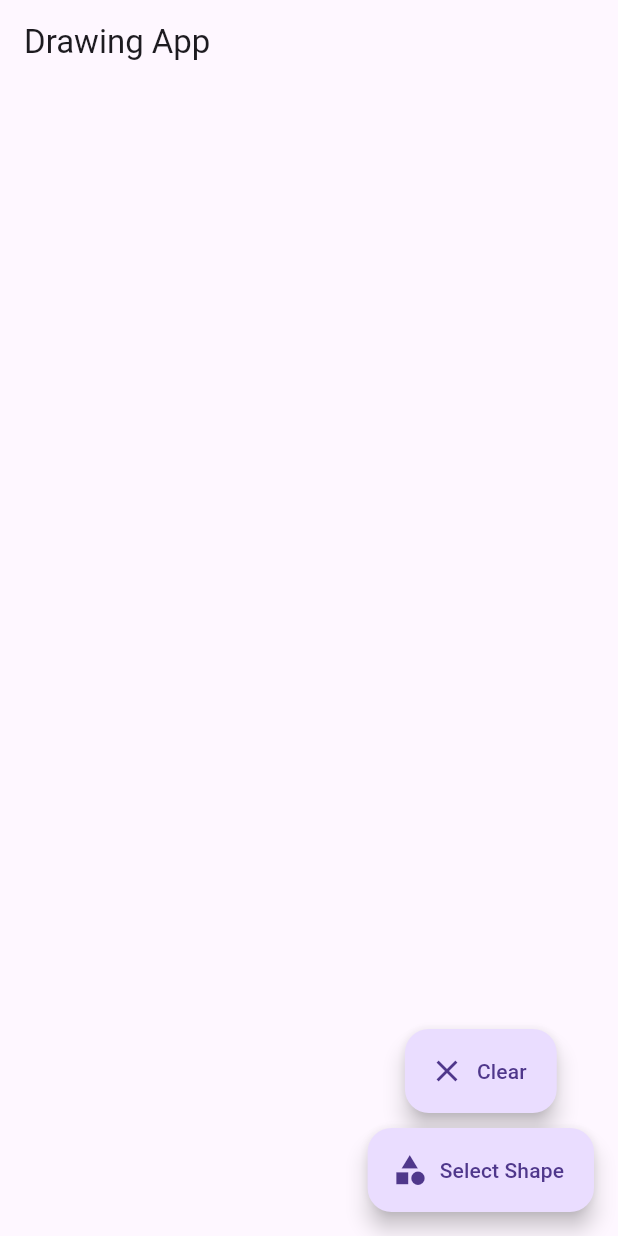
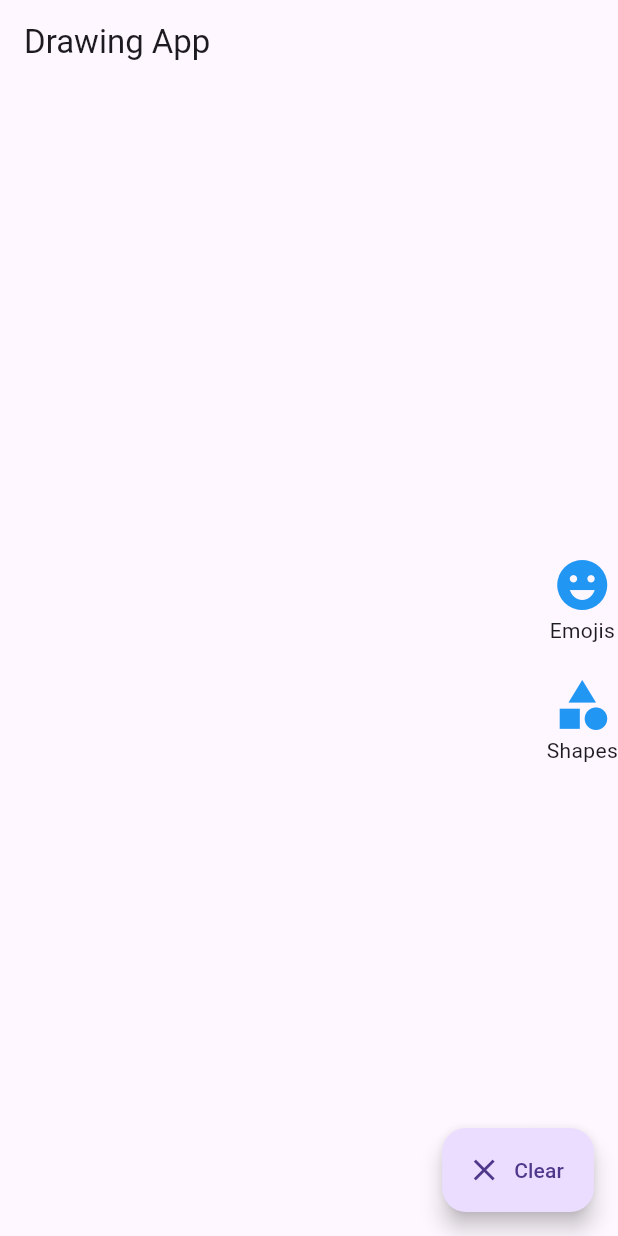
Before and after one commit to charan4112/drawing_app, a Flutter app: the screen it shows after launch, after a tap on "Clear", on a phone screen of 412 x 824 dp. Run offline on Flutter 3.47's test engine with Material 3 defaults, Android fonts, the phone set to English and light mode, and no system bars.

Commit message:
Step 3: Added Smile Emoji Drawing Functionality

```diff
--- a/lib/main.dart
+++ b/lib/main.dart
@@ -22,17 +22,34 @@ class DrawingApp extends StatefulWidget {
   _DrawingAppState createState() => _DrawingAppState();
 }
 
-enum Shape { line, circle, square, arc }
+enum Shape {
+  line,
+  circle,
+  square,
+  arc,
+  smileEmoji,
+  heartEmoji,
+  starEmoji,
+  sunEmoji,
+  partyEmoji,
+  winkEmoji
+}
 
 class _DrawingAppState extends State<DrawingApp> {
   List<Map<String, dynamic>> drawings = [];
   Shape selectedShape = Shape.line;
+  bool showEmojiPanel = false;
+  bool showShapePanel = false;
 
   @override
   Widget build(BuildContext context) {
     return Scaffold(
       appBar: AppBar(title: Text('Drawing App')),
-      body: GestureDetector(
+      body: Row(
+        children: [
+          // **Drawing Area**
+          Expanded(
+            child: GestureDetector(
               onPanUpdate: (details) {
                 setState(() {
                   RenderBox renderBox = context.findRenderObject() as RenderBox;
@@ -59,10 +76,36 @@ class _DrawingAppState extends State<DrawingApp> {
                 size: Size.infinite,
               ),
             ),
-      floatingActionButton: Column(
-        mainAxisAlignment: MainAxisAlignment.end,
+          ),
+
+          // **Right Side Panel for Emojis & Shapes**
+          Column(
+            mainAxisAlignment: MainAxisAlignment.center,
             children: [
-          FloatingActionButton.extended(
+              _buildHoverIcon(Icons.emoji_emotions, "Emojis", () {
+                setState(() {
+                  showEmojiPanel = !showEmojiPanel;
+                  showShapePanel = false;
+                });
+              }),
+              SizedBox(height: 20),
+              _buildHoverIcon(Icons.category, "Shapes", () {
+                setState(() {
+                  showShapePanel = !showShapePanel;
+                  showEmojiPanel = false;
+                });
+              }),
+            ],
+          ),
+
+          // **Emoji Selection Panel**
+          if (showEmojiPanel) _buildEmojiPanel(),
+
+          // **Shape Selection Panel**
+          if (showShapePanel) _buildShapePanel(),
+        ],
+      ),
+      floatingActionButton: FloatingActionButton.extended(
         onPressed: () {
           setState(() {
             drawings.clear();
@@ -71,52 +114,82 @@ class _DrawingAppState extends State<DrawingApp> {
         label: Text("Clear"),
         icon: Icon(Icons.clear),
       ),
-          SizedBox(height: 10),
-          FloatingActionButton.extended(
-            onPressed: () {
-              _showShapeSelectionDialog(context);
-            },
-            label: Text("Select Shape"),
-            icon: Icon(Icons.category),
+    );
+  }
+
+  // **Hoverable Button for Icons**
+  Widget _buildHoverIcon(IconData icon, String label, VoidCallback onTap) {
+    return MouseRegion(
+      onEnter: (_) => setState(() {}),
+      onExit: (_) => setState(() {}),
+      child: GestureDetector(
+        onTap: onTap,
+        child: Column(
+          children: [
+            Icon(icon, size: 40, color: Colors.blue),
+            Text(label, style: TextStyle(fontSize: 14)),
+          ],
         ),
+      ),
+    );
+  }
+
+  // **Emoji Selection Panel**
+  Widget _buildEmojiPanel() {
+    return Container(
+      width: 80,
+      color: Colors.white,
+      child: Column(
+        children: [
+          _buildEmojiOption(Shape.smileEmoji, "😊"),
+          _buildEmojiOption(Shape.heartEmoji, "❤️"),
+          _buildEmojiOption(Shape.starEmoji, "⭐"),
+          _buildEmojiOption(Shape.sunEmoji, "🌞"),
+          _buildEmojiOption(Shape.partyEmoji, "🎉"),
+          _buildEmojiOption(Shape.winkEmoji, "😉"),
         ],
       ),
     );
   }
 
-  void _showShapeSelectionDialog(BuildContext context) {
-    showDialog(
-      context: context,
-      builder: (context) {
-        return AlertDialog(
-          title: Text("Choose Shape"),
-          content: Column(
-            mainAxisSize: MainAxisSize.min,
+  // **Shape Selection Panel**
+  Widget _buildShapePanel() {
+    return Container(
+      width: 80,
+      color: Colors.white,
+      child: Column(
         children: [
-              _buildShapeOption(Shape.line, "Line"),
-              _buildShapeOption(Shape.circle, "Circle"),
-              _buildShapeOption(Shape.square, "Square"),
-              _buildShapeOption(Shape.arc, "Arc"),
+          _buildShapeOption(Shape.circle, "🟡"),
+          _buildShapeOption(Shape.square, "⬛"),
+          _buildShapeOption(Shape.arc, "⤴️"),
         ],
       ),
     );
+  }
+
+  // **Emoji Option**
+  Widget _buildEmojiOption(Shape shape, String emoji) {
+    return ListTile(
+      title: Text(emoji, style: TextStyle(fontSize: 30)),
+      onTap: () {
+        setState(() {
+          selectedShape = shape;
+          showEmojiPanel = false;
+        });
       },
     );
   }
 
-  Widget _buildShapeOption(Shape shape, String name) {
+  // **Shape Option**
+  Widget _buildShapeOption(Shape shape, String shapeIcon) {
     return ListTile(
-      title: Text(name),
-      leading: Radio(
-        value: shape,
-        groupValue: selectedShape,
-        onChanged: (Shape? value) {
+      title: Text(shapeIcon, style: TextStyle(fontSize: 30)),
+      onTap: () {
         setState(() {
-            selectedShape = value!;
+          selectedShape = shape;
+          showShapePanel = false;
         });
-          Navigator.pop(context);
       },
-      ),
     );
   }
 }
@@ -155,8 +228,32 @@ class MyPainter extends CustomPainter {
           var rect = Rect.fromCenter(center: points[0], width: 60, height: 60);
           canvas.drawArc(rect, 0, 3.14, false, paint);
           break;
+        case Shape.smileEmoji:
+          _drawSmileEmoji(canvas, points[0]);
+          break;
+        case Shape.heartEmoji:
+          _drawHeartEmoji(canvas, points[0]);
+          break;
+        case Shape.starEmoji:
+          _drawStarEmoji(canvas, points[0]);
+          break;
       }
     }
+  }
+
+  void _drawSmileEmoji(Canvas canvas, Offset center) {
+    Paint paint = Paint()..color = Colors.yellow;
+    canvas.drawCircle(center, 50, paint);
+  }
+
+  void _drawHeartEmoji(Canvas canvas, Offset center) {
+    Paint paint = Paint()..color = Colors.red;
+    canvas.drawCircle(center, 40, paint);
+  }
+
+  void _drawStarEmoji(Canvas canvas, Offset center) {
+    Paint paint = Paint()..color = Colors.amber;
+    canvas.drawCircle(center, 35, paint);
   }
 
   @override
```
Lines whose indentation alone changed are shown as unchanged.
